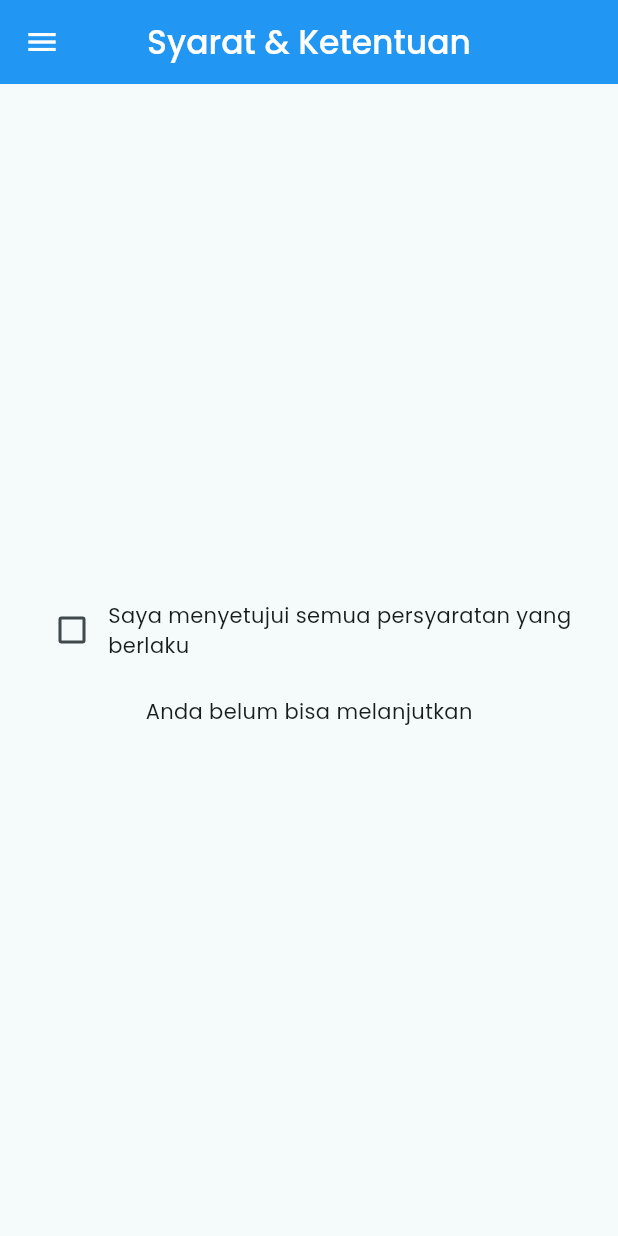
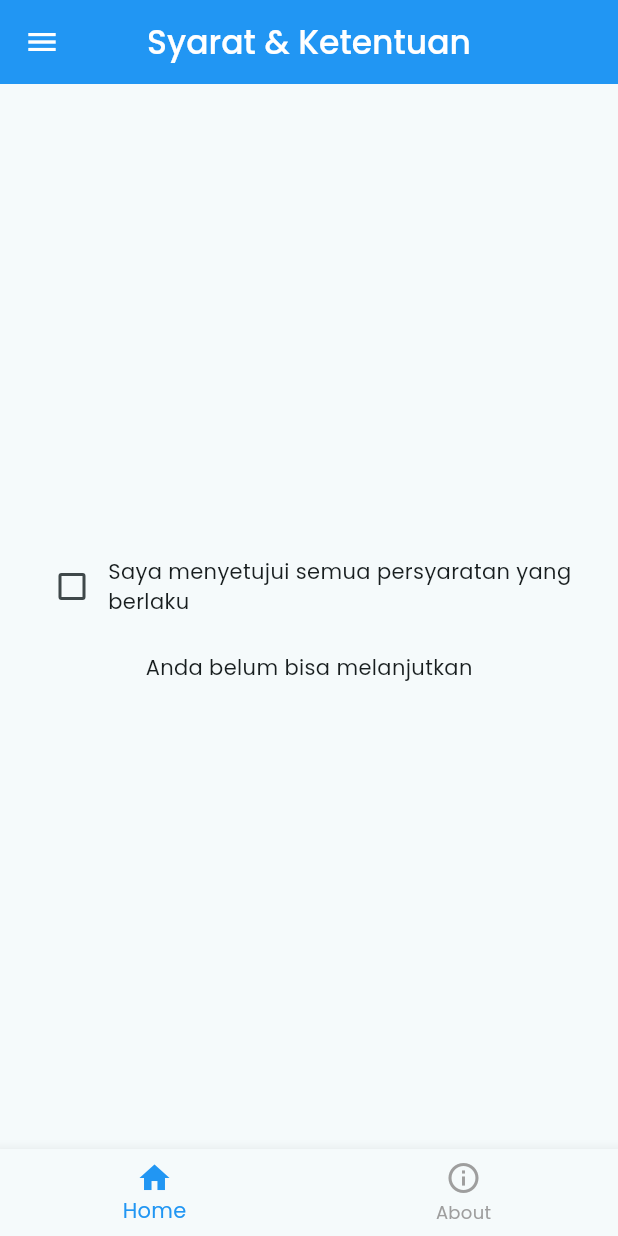
Before and after one commit to StevenOscar/belajar_ppkd, a Flutter app: the screen it shows after launch, on a phone screen of 412 x 824 dp. Run offline on Flutter 3.47's test engine with Material 3 defaults, Android fonts, the phone set to English and light mode, and no system bars.

Commit message:
Tugas 8 Flutter Done

```diff
--- a/flutter/flutter_app1/lib/main.dart
+++ b/flutter/flutter_app1/lib/main.dart
@@ -5,6 +5,7 @@ import 'package:flutter_app1/tugas/tugas_7/dropdown_page.dart';
 import 'package:flutter_app1/tugas/tugas_7/switch_page.dart';
 import 'package:flutter_app1/tugas/tugas_7/time_picker_page.dart';
 import 'package:flutter_app1/tugas/tugas_7/tugas_7_flutter.dart';
+import 'package:flutter_app1/tugas/tugas_8/tugas_8_flutter.dart';
 import 'package:flutter_localizations/flutter_localizations.dart';
 
 void main() {
@@ -56,7 +57,8 @@ class _MyAppState extends State<MyApp> {
       // home: TugasLimaFlutter(),
       // home: TugasEnamFlutter(),
       // home: Navigation(),
-      home: TugasTujuhFlutter(),
+      // home: TugasTujuhFlutter(),
+      home: TugasDelapanFlutter(),
     );
   }
 }
--- /dev/null
+++ b/flutter/flutter_app1/lib/tugas/tugas_8/tugas_8_flutter.dart
@@ -0,0 +1,38 @@
+import 'package:flutter/material.dart';
+import 'package:flutter_app1/tugas/tugas_7/tugas_7_flutter.dart';
+import 'package:flutter_app1/tugas/tugas_8/about_page.dart';
+
+class TugasDelapanFlutter extends StatefulWidget {
+  const TugasDelapanFlutter({super.key});
+
+  @override
+  State<TugasDelapanFlutter> createState() => _TugasDelapanFlutterState();
+}
+
+class _TugasDelapanFlutterState extends State<TugasDelapanFlutter> {
+  final List<Widget> _screen = [TugasTujuhFlutter(), AboutPage()];
+  int currentIndex = 0;
+  @override
+  Widget build(BuildContext context) {
+    return Scaffold(
+      bottomNavigationBar: BottomNavigationBar(
+        onTap: (value) {
+          setState(() {
+            currentIndex = value;
+          });
+        },
+        selectedItemColor: Colors.blue,
+        unselectedItemColor: Colors.grey,
+        currentIndex: currentIndex,
+        items: [
+          BottomNavigationBarItem(icon: Icon(Icons.home), label: "Home"),
+          BottomNavigationBarItem(
+            icon: Icon(Icons.info_outline),
+            label: "About",
+          ),
+        ],
+      ),
+      body: _screen[currentIndex],
+    );
+  }
+}
```
Also changed, not shown: flutter/flutter_app1/lib/tugas/tugas_8/about_page.dart (added, +48 -0 lines).
